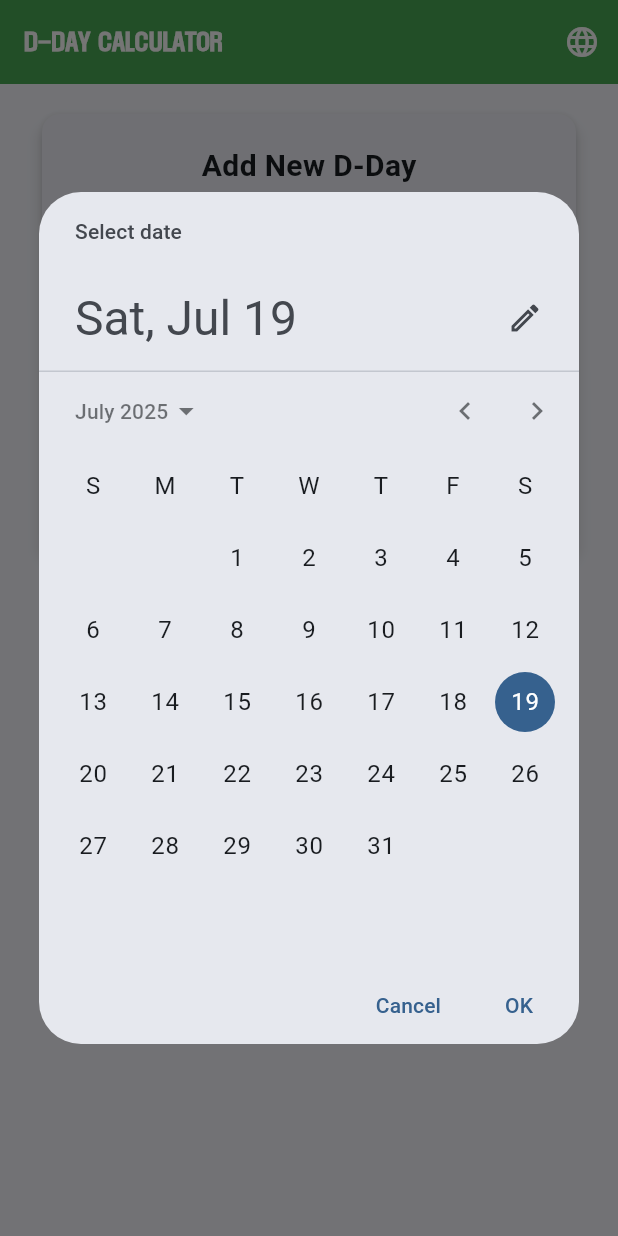
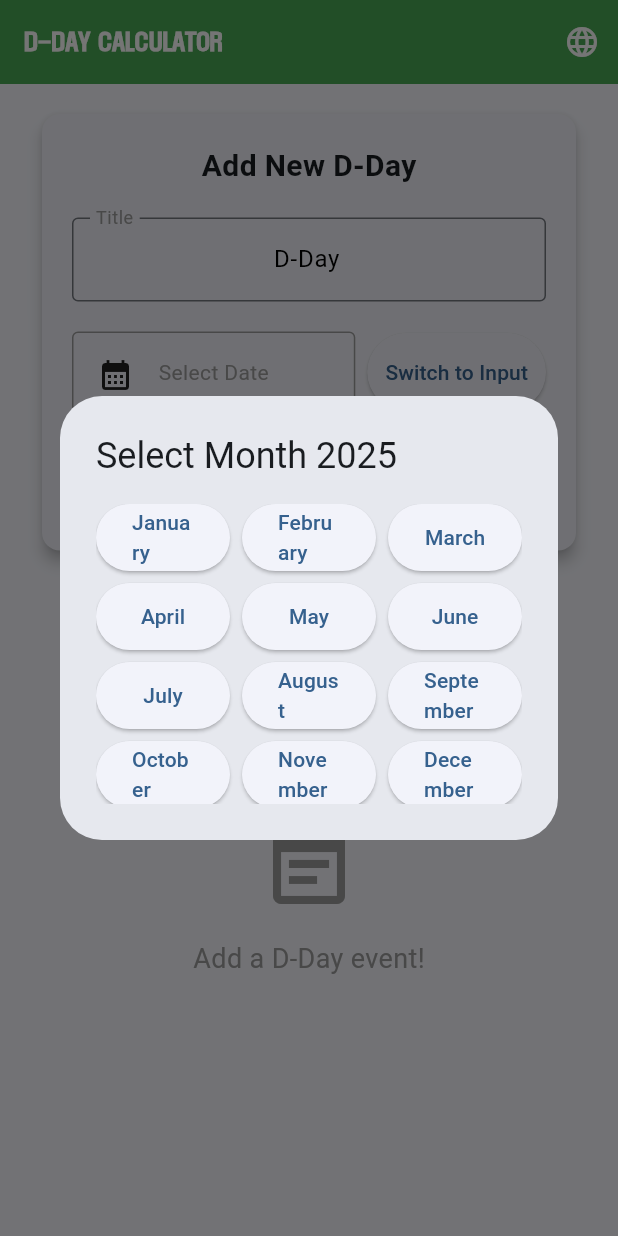
Before and after one commit to callmenomad/ddaycalc, a Flutter app: the screen it shows after launch, after a tap on "Select Date", on a phone screen of 412 x 824 dp. Run offline on Flutter 3.47's test engine with Material 3 defaults, Android fonts, the phone set to English and light mode, and no system bars.

Commit message:
Add custom date picker with month-first navigation and language-specific UI

```diff
--- a/lib/main.dart
+++ b/lib/main.dart
@@ -808,6 +808,167 @@
     return anniversaries;
   }
 
+  Future<DateTime?> _showCustomDatePicker() async {
+    // First, show month picker
+    final int? selectedMonth = await showDialog<int>(
+      context: context,
+      builder: (BuildContext context) {
+        return AlertDialog(
+          title: Text(_getMonthSelectionTitle()),
+          content: SizedBox(
+            width: 300,
+            height: 200,
+            child: GridView.builder(
+              gridDelegate: const SliverGridDelegateWithFixedCrossAxisCount(
+                crossAxisCount: 3,
+                childAspectRatio: 2,
+                crossAxisSpacing: 8,
+                mainAxisSpacing: 8,
+              ),
+              itemCount: 12,
+              itemBuilder: (context, index) {
+                final month = index + 1;
+                return ElevatedButton(
+                  onPressed: () => Navigator.of(context).pop(month),
+                  child: Text(_getMonthName(month)),
+                );
+              },
+            ),
+          ),
+        );
+      },
+    );
+
+    if (selectedMonth == null) return null;
+
+    // Then, show year picker
+    final int? selectedYear = await showDialog<int>(
+      context: context,
+      builder: (BuildContext context) {
+        return AlertDialog(
+          title: Text(_getYearSelectionTitle()),
+          content: SizedBox(
+            width: 300,
+            height: 200,
+            child: ListView.builder(
+              itemCount: 50,
+              itemBuilder: (context, index) {
+                final year = DateTime.now().year - 25 + index;
+                return ListTile(
+                  title: Text(_getYearName(year)),
+                  onTap: () => Navigator.of(context).pop(year),
+                );
+              },
+            ),
+          ),
+        );
+      },
+    );
+
+    if (selectedYear == null) return null;
+
+    // Finally, show day picker
+    final DateTime? pickedDate = await showDatePicker(
+      context: context,
+      initialDate: DateTime(selectedYear, selectedMonth, 1),
+      firstDate: DateTime(1900),
+      lastDate: DateTime(2100),
+      locale: _getLocale(),
+      initialDatePickerMode: DatePickerMode.day,
+    );
+
+    return pickedDate;
+  }
+
+  String _getMonthSelectionTitle() {
+    switch (widget.currentLanguage) {
+      case '한국어':
+        return '${DateTime.now().year}년 월 선택';
+      case '日本語':
+        return '${DateTime.now().year}年月選択';
+      case '中文':
+        return '${DateTime.now().year}年月选择';
+      case 'Español':
+        return 'Seleccionar Mes ${DateTime.now().year}';
+      case 'Português':
+        return 'Selecionar Mês ${DateTime.now().year}';
+      case 'Français':
+        return 'Sélectionner le Mois ${DateTime.now().year}';
+      case 'Tiếng Việt':
+        return 'Chọn Tháng ${DateTime.now().year}';
+      case 'ไทย':
+        return 'เลือกเดือน ${DateTime.now().year}';
+      case 'Tagalog':
+        return 'Pumili ng Buwan ${DateTime.now().year}';
+      case 'Bahasa Indonesia':
+        return 'Pilih Bulan ${DateTime.now().year}';
+      default:
+        return 'Select Month ${DateTime.now().year}';
+    }
+  }
+
+  String _getYearSelectionTitle() {
+    switch (widget.currentLanguage) {
+      case '한국어':
+        return '연도 선택';
+      case '日本語':
+        return '年選択';
+      case '中文':
+        return '年选择';
+      case 'Español':
+        return 'Seleccionar Año';
+      case 'Português':
+        return 'Selecionar Ano';
+      case 'Français':
+        return 'Sélectionner l\'Année';
+      case 'Tiếng Việt':
+        return 'Chọn Năm';
+      case 'ไทย':
+        return 'เลือกปี';
+      case 'Tagalog':
+        return 'Pumili ng Taon';
+      case 'Bahasa Indonesia':
+        return 'Pilih Tahun';
+      default:
+        return 'Select Year';
+    }
+  }
+
+  String _getMonthName(int month) {
+    final monthNames = _dateFormats[widget.currentLanguage]?['months'] as List<String>?;
+    if (monthNames != null && month >= 1 && month <= 12) {
+      return monthNames[month - 1];
+    }
+    return '$month';
+  }
+
+  String _getYearName(int year) {
+    switch (widget.currentLanguage) {
+      case '한국어':
+        return '$year년';
+      case '日本語':
+        return '$year年';
+      case '中文':
+        return '$year年';
+      case 'Español':
+        return 'Año $year';
+      case 'Português':
+        return 'Ano $year';
+      case 'Français':
+        return 'Année $year';
+      case 'Tiếng Việt':
+        return 'Năm $year';
+      case 'ไทย':
+        return 'ปี $year';
+      case 'Tagalog':
+        return 'Taon $year';
+      case 'Bahasa Indonesia':
+        return 'Tahun $year';
+      default:
+        return 'Year $year';
+    }
+  }
+
   @override
   Widget build(BuildContext context) {
     return Scaffold(
@@ -883,14 +1044,7 @@
                           Expanded(
                             child: InkWell(
                               onTap: () async {
-                                final date = await showDatePicker(
-                                  context: context,
-                                  initialDate: DateTime.now(),
-                                  firstDate: DateTime(1900),
-                                  lastDate: DateTime(2100),
-                                  locale: _getLocale(),
-                                  initialDatePickerMode: DatePickerMode.day,
-                                );
+                                final date = await _showCustomDatePicker();
                                 if (date != null) {
                                   setState(() {
                                     selectedDate = date;
```
